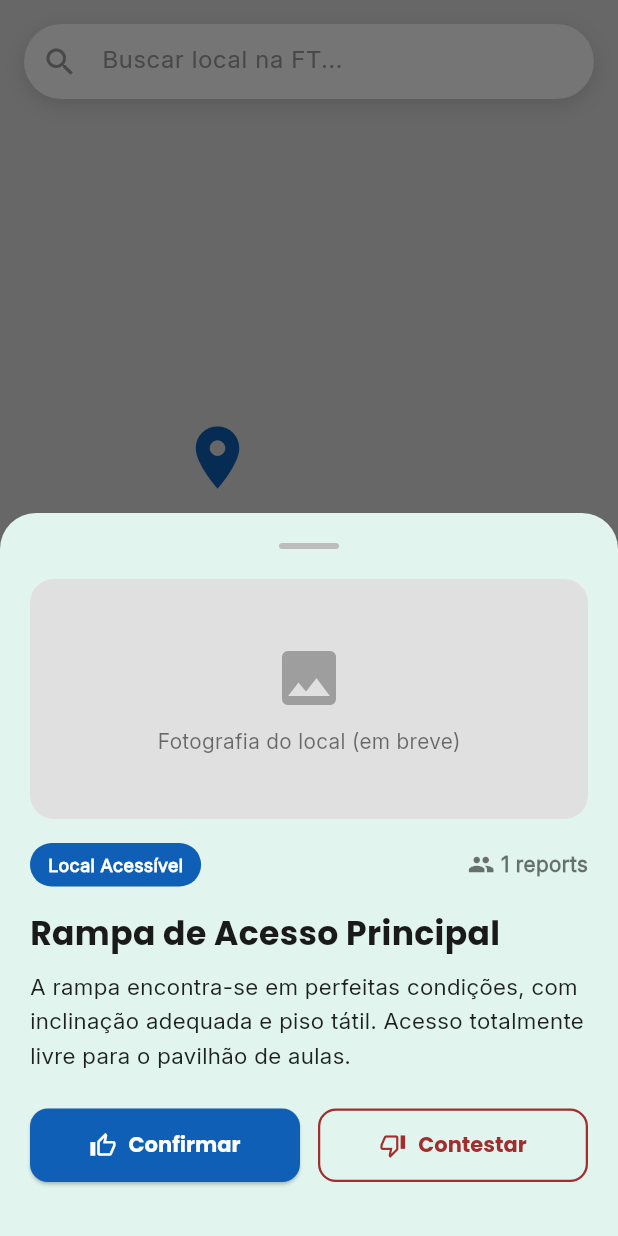
After one commit to oficialvzi/cadei-rotas, a Flutter app: the MapaScreen screen opened by its route, after a tap on the "location on" icon, on a phone screen of 412 x 824 dp. The commit adds this screen. Run offline on Flutter 3.47's test engine with Material 3 defaults, Android fonts, the phone set to English and light mode, and no system bars; our stand-ins replace firebase_auth, firebase_core, firebase_storage, flutter_svg, google_sign_in, image_picker; accounts and stored records are empty.

Commit message:
feat: adicionada funcionalidade do mapa

```diff
--- a/app/lib/main.dart
+++ b/app/lib/main.dart
@@ -5,6 +5,7 @@ import 'screens/login.dart';
 import 'screens/report_screen.dart';
 import 'screens/splash.dart';
 import 'screens/user_profile.dart';
+import 'screens/mapa.dart';
 
 void main() async {
   WidgetsFlutterBinding.ensureInitialized();
@@ -29,6 +30,7 @@ class CadeiRotasApp extends StatelessWidget {
         '/splash':   (_) => const SplashScreen(),
         '/report':   (_) => const ReportScreen(),
         '/profile':  (_) => const TelaDePerfil(),
+        '/mapa':     (_) => const MapaScreen(),
       },
     );
   }
--- /dev/null
+++ b/app/lib/screens/mapa.dart
@@ -0,0 +1,344 @@
+import 'package:flutter/material.dart';
+
+class MapaScreen extends StatefulWidget {
+  const MapaScreen({super.key});
+
+  @override
+  State<MapaScreen> createState() => _MapaScreenState();
+}
+
+class _MapaScreenState extends State<MapaScreen> {
+  int _indiceAbaAtual = 0;
+
+  @override
+  Widget build(BuildContext context) {
+    return Scaffold(
+      body: Stack(
+        children: [
+          Container(
+            width: double.infinity,
+            height: double.infinity,
+            color: Colors.grey[300],
+            child: const Center(
+              child: Text(
+                'Google Maps será renderizado aqui\n(Campus da UnB)',
+                textAlign: TextAlign.center,
+                style: TextStyle(
+                  fontFamily: 'Inter',
+                  fontSize: 16,
+                  color: Colors.black54,
+                ),
+              ),
+            ),
+          ),
+
+          Positioned(
+            top: 400,
+            left: 200,
+            child: Container(
+              width: 40,
+              height: 40,
+              decoration: BoxDecoration(
+                color: const Color(0xFF0E5FB5).withOpacity(0.3),
+                shape: BoxShape.circle,
+              ),
+              child: Center(
+                child: Container(
+                  width: 16,
+                  height: 16,
+                  decoration: const BoxDecoration(
+                    color: Color(0xFF0E5FB5),
+                    shape: BoxShape.circle,
+                    boxShadow: [
+                      BoxShadow(
+                        color: Colors.black26,
+                        blurRadius: 4,
+                        offset: Offset(0, 2),
+                      ),
+                    ],
+                  ),
+                ),
+              ),
+            ),
+          ),
+
+          Positioned(
+            top: 280,
+            left: 120,
+            child: GestureDetector(
+              onTap: () => _mostrarDetalhesDoPin(context, 'Local Acessível', const Color(0xFF0E5FB5)),
+              child: const Icon(Icons.location_on, size: 50, color: Color(0xFF0E5FB5)),
+            ),
+          ),
+
+          Positioned(
+            top: 350,
+            left: 250,
+            child: GestureDetector(
+              onTap: () => _mostrarDetalhesDoPin(context, 'Barreira Parcial', const Color(0xFFD85A30)),
+              child: const Icon(Icons.location_on, size: 50, color: Color(0xFFD85A30)),
+            ),
+          ),
+
+          Positioned(
+            top: 450,
+            left: 100,
+            child: GestureDetector(
+              onTap: () => _mostrarDetalhesDoPin(context, 'Bloqueio Total', const Color(0xFFA32D2D)),
+              child: const Icon(Icons.location_on, size: 50, color: Color(0xFFA32D2D)),
+            ),
+          ),
+
+          SafeArea(
+            child: Padding(
+              padding: const EdgeInsets.all(16.0),
+              child: Container(
+                height: 50,
+                decoration: BoxDecoration(
+                  color: Colors.white,
+                  borderRadius: BorderRadius.circular(25),
+                  boxShadow: const [
+                    BoxShadow(
+                      color: Colors.black12,
+                      blurRadius: 10,
+                      offset: Offset(0, 4),
+                    ),
+                  ],
+                ),
+                child: const TextField(
+                  decoration: InputDecoration(
+                    hintText: 'Buscar local na FT...',
+                    hintStyle: TextStyle(fontFamily: 'Inter', color: Colors.grey),
+                    prefixIcon: Icon(Icons.search, color: Colors.grey),
+                    border: InputBorder.none,
+                    contentPadding: EdgeInsets.symmetric(vertical: 15),
+                  ),
+                ),
+              ),
+            ),
+          ),
+        ],
+      ),
+
+      floatingActionButton: FloatingActionButton.extended(
+        onPressed: () {
+          debugPrint("Botão de criar report acionado");
+        },
+        backgroundColor: const Color(0xFF0E5FB5),
+        icon: const Icon(Icons.add_location_alt, color: Colors.white),
+        label: const Text(
+          'Reportar',
+          style: TextStyle(
+            fontFamily: 'Poppins',
+            color: Colors.white,
+            fontWeight: FontWeight.bold,
+          ),
+        ),
+      ),
+
+      bottomNavigationBar: BottomNavigationBar(
+        currentIndex: _indiceAbaAtual,
+        onTap: (index) {
+          setState(() {
+            _indiceAbaAtual = index;
+          });
+        },
+        selectedItemColor: const Color(0xFF0E5FB5),
+        unselectedItemColor: Colors.grey,
+        selectedLabelStyle: const TextStyle(fontFamily: 'Poppins', fontWeight: FontWeight.w600),
+        unselectedLabelStyle: const TextStyle(fontFamily: 'Inter'),
+        items: const [
+          BottomNavigationBarItem(
+            icon: Icon(Icons.map),
+            label: 'Mapa',
+          ),
+          BottomNavigationBarItem(
+            icon: Icon(Icons.person),
+            label: 'Perfil',
+          ),
+        ],
+      ),
+    );
+  }
+
+  void _mostrarDetalhesDoPin(BuildContext context, String categoria, Color corPin) {
+    String tituloFicticio = '';
+    String descricaoFicticia = '';
+    int reportsFicticios = 0;
+
+    if (corPin == const Color(0xFF0E5FB5)) {
+      tituloFicticio = 'Rampa de Acesso Principal';
+      descricaoFicticia = 'A rampa encontra-se em perfeitas condições, com inclinação adequada e piso tátil. Acesso totalmente livre para o pavilhão de aulas.';
+      reportsFicticios = 1;
+    } else if (corPin == const Color(0xFFD85A30)) {
+      tituloFicticio = 'Porta muito pesada';
+      descricaoFicticia = 'A porta do laboratório de redes é excessivamente pesada e a mola está desregulada, dificultando muito a entrada sem auxílio externo.';
+      reportsFicticios = 4;
+    } else {
+      tituloFicticio = 'Caminho bloqueado por obras';
+      descricaoFicticia = 'Obras no corredor principal deixaram restos de material no chão, impossibilitando por completo a passagem de cadeiras de rodas.';
+      reportsFicticios = 12;
+    }
+
+    showModalBottomSheet(
+      context: context,
+      isScrollControlled: true,
+      backgroundColor: Colors.transparent,
+      builder: (context) {
+        return Container(
+          padding: const EdgeInsets.all(20),
+          decoration: const BoxDecoration(
+            color: Color(0xFFE1F5EE),
+            borderRadius: BorderRadius.vertical(top: Radius.circular(24)),
+          ),
+          child: Column(
+            mainAxisSize: MainAxisSize.min,
+            crossAxisAlignment: CrossAxisAlignment.start,
+            children: [
+              Center(
+                child: Container(
+                  width: 40,
+                  height: 4,
+                  margin: const EdgeInsets.only(bottom: 20),
+                  decoration: BoxDecoration(
+                    color: Colors.grey[400],
+                    borderRadius: BorderRadius.circular(10),
+                  ),
+                ),
+              ),
+
+              Container(
+                height: 160,
+                width: double.infinity,
+                decoration: BoxDecoration(
+                  color: Colors.grey[300],
+                  borderRadius: BorderRadius.circular(16),
+                ),
+                child: const Column(
+                  mainAxisAlignment: MainAxisAlignment.center,
+                  children: [
+                    Icon(Icons.image, size: 48, color: Colors.grey),
+                    SizedBox(height: 8),
+                    Text(
+                      'Fotografia do local (em breve)',
+                      style: TextStyle(fontFamily: 'Inter', color: Colors.black54),
+                    ),
+                  ],
+                ),
+              ),
+              const SizedBox(height: 16),
+
+              Row(
+                mainAxisAlignment: MainAxisAlignment.spaceBetween,
+                children: [
+                  Container(
+                    padding: const EdgeInsets.symmetric(horizontal: 12, vertical: 6),
+                    decoration: BoxDecoration(
+                      color: corPin,
+                      borderRadius: BorderRadius.circular(20),
+                    ),
+                    child: Text(
+                      categoria,
+                      style: const TextStyle(
+                        fontFamily: 'Inter',
+                        color: Colors.white,
+                        fontWeight: FontWeight.bold,
+                        fontSize: 12,
+                      ),
+                    ),
+                  ),
+                  Row(
+                    children: [
+                      const Icon(Icons.people, size: 18, color: Colors.black54),
+                      const SizedBox(width: 4),
+                      Text(
+                        '$reportsFicticios reports',
+                        style: const TextStyle(
+                          fontFamily: 'Inter',
+                          color: Colors.black54,
+                          fontWeight: FontWeight.w600,
+                        ),
+                      ),
+                    ],
+                  ),
+                ],
+              ),
+              const SizedBox(height: 16),
+
+              Text(
+                tituloFicticio,
+                style: const TextStyle(
+                  fontFamily: 'Poppins',
+                  fontSize: 22,
+                  fontWeight: FontWeight.bold,
+                  color: Color(0xFF1A1A1A),
+                ),
+              ),
+              const SizedBox(height: 8),
+
+              Text(
+                descricaoFicticia,
+                style: const TextStyle(
+                  fontFamily: 'Inter',
+                  fontSize: 15,
+                  height: 1.5,
+                  color: Colors.black87,
+                ),
+              ),
+              const SizedBox(height: 24),
+
+              Row(
+                children: [
+                  Expanded(
+                    child: ElevatedButton.icon(
+                      onPressed: () {
+                        debugPrint('Confirmar clicado');
+                      },
+                      icon: const Icon(Icons.thumb_up_alt_outlined),
+                      label: const Text('Confirmar'),
+                      style: ElevatedButton.styleFrom(
+                        backgroundColor: const Color(0xFF0E5FB5),
+                        foregroundColor: Colors.white,
+                        padding: const EdgeInsets.symmetric(vertical: 14),
+                        textStyle: const TextStyle(
+                          fontFamily: 'Poppins',
+                          fontWeight: FontWeight.bold,
+                        ),
+                        shape: RoundedRectangleBorder(
+                          borderRadius: BorderRadius.circular(12),
+                        ),
+                      ),
+                    ),
+                  ),
+                  const SizedBox(width: 12),
+                  Expanded(
+                    child: OutlinedButton.icon(
+                      onPressed: () {
+                        debugPrint('Contestar clicado');
+                      },
+                      icon: const Icon(Icons.thumb_down_alt_outlined),
+                      label: const Text('Contestar'),
+                      style: OutlinedButton.styleFrom(
+                        foregroundColor: const Color(0xFFA32D2D),
+                        side: const BorderSide(color: Color(0xFFA32D2D), width: 1.5),
+                        padding: const EdgeInsets.symmetric(vertical: 14),
+                        textStyle: const TextStyle(
+                          fontFamily: 'Poppins',
+                          fontWeight: FontWeight.bold,
+                        ),
+                        shape: RoundedRectangleBorder(
+                          borderRadius: BorderRadius.circular(12),
+                        ),
+                      ),
+                    ),
+                  ),
+                ],
+              ),
+              const SizedBox(height: 16),
+            ],
+          ),
+        );
+      },
+    );
+  }
+}
```
Also changed, not shown: 6 other files.
